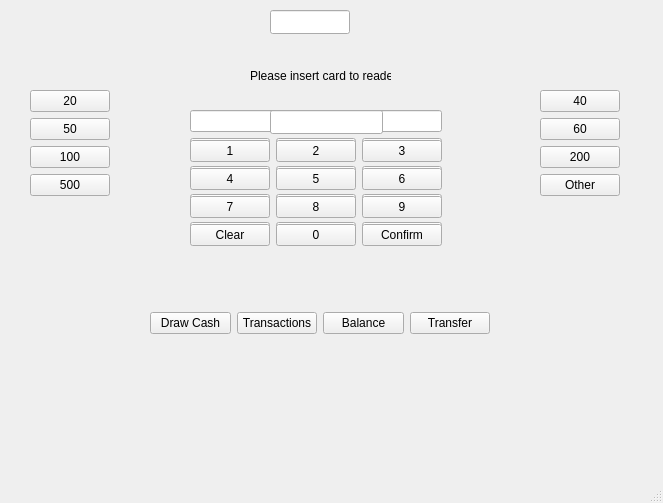
First picture: the form in bankautomat/mainwindow.ui, repository banksimul2022/group11, before the edit.
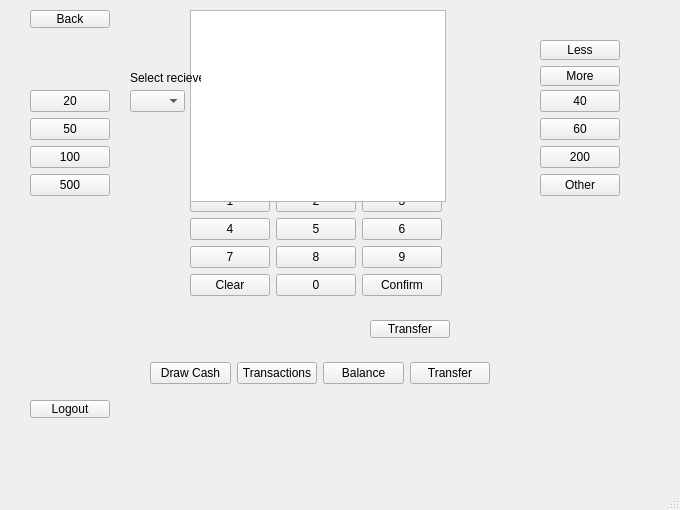
Second picture: the form after the edit.

Patch:
```diff
--- a/bankautomat/mainwindow.ui
+++ b/bankautomat/mainwindow.ui
@@ -6,10 +6,16 @@
    <rect>
     <x>0</x>
     <y>0</y>
-    <width>663</width>
-    <height>503</height>
+    <width>680</width>
+    <height>510</height>
    </rect>
   </property>
+  <property name="minimumSize">
+   <size>
+    <width>680</width>
+    <height>510</height>
+   </size>
+  </property>
   <property name="windowTitle">
    <string>MainWindow</string>
   </property>
@@ -17,9 +23,9 @@
    <widget class="QLabel" name="MessageLabel">
     <property name="geometry">
      <rect>
-      <x>250</x>
+      <x>190</x>
       <y>50</y>
-      <width>141</width>
+      <width>251</width>
       <height>51</height>
      </rect>
     </property>
@@ -27,113 +33,11 @@
      <string>Please insert card to reader</string>
     </property>
    </widget>
-   <widget class="QWidget" name="layoutWidget">
-    <property name="geometry">
-     <rect>
-      <x>190</x>
-      <y>110</y>
-      <width>254</width>
-      <height>161</height>
-     </rect>
-    </property>
-    <layout class="QGridLayout" name="NumberInput">
-     <property name="sizeConstraint">
-      <enum>QLayout::SetFixedSize</enum>
-     </property>
-     <item row="2" column="0">
-      <widget class="QPushButton" name="number4">
-       <property name="text">
-        <string>4</string>
-       </property>
-      </widget>
-     </item>
-     <item row="2" column="2">
-      <widget class="QPushButton" name="number6">
-       <property name="text">
-        <string>6</string>
-       </property>
-      </widget>
-     </item>
-     <item row="1" column="2">
-      <widget class="QPushButton" name="number3">
-       <property name="text">
-        <string>3</string>
-       </property>
-      </widget>
-     </item>
-     <item row="4" column="1">
-      <widget class="QPushButton" name="number0">
-       <property name="text">
-        <string>0</string>
-       </property>
-      </widget>
-     </item>
-     <item row="1" column="0">
-      <widget class="QPushButton" name="number1">
-       <property name="text">
-        <string>1</string>
-       </property>
-      </widget>
-     </item>
-     <item row="3" column="2">
-      <widget class="QPushButton" name="number9">
-       <property name="text">
-        <string>9</string>
-       </property>
-      </widget>
-     </item>
-     <item row="1" column="1">
-      <widget class="QPushButton" name="number2">
-       <property name="text">
-        <string>2</string>
-       </property>
-      </widget>
-     </item>
-     <item row="2" column="1">
-      <widget class="QPushButton" name="number5">
-       <property name="text">
-        <string>5</string>
-       </property>
-      </widget>
-     </item>
-     <item row="3" column="0">
-      <widget class="QPushButton" name="number7">
-       <property name="text">
-        <string>7</string>
-       </property>
-      </widget>
-     </item>
-     <item row="3" column="1">
-      <widget class="QPushButton" name="number8">
-       <property name="text">
-        <string>8</string>
-       </property>
-      </widget>
-     </item>
-     <item row="0" column="0" colspan="3">
-      <widget class="QLineEdit" name="lineEdit"/>
-     </item>
-     <item row="4" column="0">
-      <widget class="QPushButton" name="clearButton">
-       <property name="text">
-        <string>Clear</string>
-       </property>
-      </widget>
-     </item>
-     <item row="4" column="2">
-      <widget class="QPushButton" name="confirmButton">
-       <property name="text">
-        <string>Confirm</string>
-       </property>
-      </widget>
-     </item>
-    </layout>
-   </widget>
    <widget class="QLineEdit" name="DisplaySum">
     <property name="geometry">
      <rect>
-      <x>270</x>
-      <y>110</y>
+      <x>250</x>
+      <y>90</y>
       <width>113</width>
       <height>24</height>
      </rect>
@@ -143,7 +47,7 @@
     <property name="geometry">
      <rect>
       <x>190</x>
-      <y>140</y>
+      <y>190</y>
       <width>254</width>
       <height>161</height>
      </rect>
@@ -153,89 +57,89 @@
       <enum>QLayout::SetFixedSize</enum>
      </property>
      <item row="4" column="1">
-      <widget class="QPushButton" name="number0_2">
+      <widget class="QPushButton" name="number0">
        <property name="text">
         <string>0</string>
        </property>
       </widget>
      </item>
      <item row="2" column="1">
-      <widget class="QPushButton" name="number5_2">
+      <widget class="QPushButton" name="number5">
        <property name="text">
         <string>5</string>
        </property>
       </widget>
      </item>
      <item row="3" column="2">
-      <widget class="QPushButton" name="number9_2">
+      <widget class="QPushButton" name="number9">
        <property name="text">
         <string>9</string>
        </property>
       </widget>
      </item>
      <item row="3" column="1">
-      <widget class="QPushButton" name="number8_2">
+      <widget class="QPushButton" name="number8">
        <property name="text">
         <string>8</string>
        </property>
       </widget>
      </item>
      <item row="4" column="2">
-      <widget class="QPushButton" name="confirmButton_2">
+      <widget class="QPushButton" name="confirmButton">
        <property name="text">
         <string>Confirm</string>
        </property>
       </widget>
      </item>
      <item row="2" column="0">
-      <widget class="QPushButton" name="number4_2">
+      <widget class="QPushButton" name="number4">
        <property name="text">
         <string>4</string>
        </property>
       </widget>
      </item>
      <item row="4" column="0">
-      <widget class="QPushButton" name="clearButton_2">
+      <widget class="QPushButton" name="clearButton">
        <property name="text">
         <string>Clear</string>
        </property>
       </widget>
      </item>
-     <item row="1" column="0">
-      <widget class="QPushButton" name="number1_2">
-       <property name="text">
-        <string>1</string>
-       </property>
-      </widget>
-     </item>
      <item row="3" column="0">
-      <widget class="QPushButton" name="number7_2">
+      <widget class="QPushButton" name="number7">
        <property name="text">
         <string>7</string>
        </property>
       </widget>
      </item>
      <item row="2" column="2">
-      <widget class="QPushButton" name="number6_2">
+      <widget class="QPushButton" name="number6">
        <property name="text">
         <string>6</string>
        </property>
       </widget>
      </item>
      <item row="1" column="1">
-      <widget class="QPushButton" name="number2_2">
+      <widget class="QPushButton" name="number2">
        <property name="text">
         <string>2</string>
        </property>
       </widget>
      </item>
      <item row="1" column="2">
-      <widget class="QPushButton" name="number3_2">
+      <widget class="QPushButton" name="number3">
        <property name="text">
         <string>3</string>
        </property>
       </widget>
      </item>
+     <item row="1" column="0">
+      <widget class="QPushButton" name="number1">
+       <property name="text">
+        <string>1</string>
+       </property>
+      </widget>
+     </item>
     </layout>
    </widget>
    <widget class="QWidget" name="layoutWidget">
@@ -325,7 +229,7 @@
     <property name="geometry">
      <rect>
       <x>150</x>
-      <y>310</y>
+      <y>360</y>
       <width>340</width>
       <height>26</height>
      </rect>
@@ -361,14 +265,102 @@
      </item>
     </layout>
    </widget>
-   <widget class="QLineEdit" name="lineEdit_2">
+   <widget class="QWidget" name="layoutWidget">
     <property name="geometry">
      <rect>
-      <x>270</x>
+      <x>540</x>
+      <y>40</y>
+      <width>86</width>
+      <height>46</height>
+     </rect>
+    </property>
+    <layout class="QFormLayout" name="formLayout">
+     <item row="2" column="0">
+      <widget class="QPushButton" name="transactionMore">
+       <property name="text">
+        <string>More</string>
+       </property>
+      </widget>
+     </item>
+     <item row="1" column="0">
+      <widget class="QPushButton" name="transactionLess">
+       <property name="text">
+        <string>Less</string>
+       </property>
+      </widget>
+     </item>
+    </layout>
+   </widget>
+   <widget class="QPushButton" name="backButton">
+    <property name="geometry">
+     <rect>
+      <x>30</x>
       <y>10</y>
       <width>80</width>
-      <height>24</height>
+      <height>18</height>
      </rect>
+    </property>
+    <property name="text">
+     <string>Back</string>
+    </property>
+   </widget>
+   <widget class="QTableWidget" name="tableWidget">
+    <property name="geometry">
+     <rect>
+      <x>190</x>
+      <y>10</y>
+      <width>256</width>
+      <height>192</height>
+     </rect>
+    </property>
+   </widget>
+   <widget class="QComboBox" name="recieverAddress">
+    <property name="geometry">
+     <rect>
+      <x>130</x>
+      <y>90</y>
+      <width>55</width>
+      <height>22</height>
+     </rect>
+    </property>
+   </widget>
+   <widget class="QLabel" name="recieverLabel">
+    <property name="geometry">
+     <rect>
+      <x>130</x>
+      <y>70</y>
+      <width>71</width>
+      <height>16</height>
+     </rect>
+    </property>
+    <property name="text">
+     <string>Select reciever:</string>
+    </property>
+   </widget>
+   <widget class="QPushButton" name="logoutButton">
+    <property name="geometry">
+     <rect>
+      <x>30</x>
+      <y>400</y>
+      <width>80</width>
+      <height>18</height>
+     </rect>
+    </property>
+    <property name="text">
+     <string>Logout</string>
+    </property>
+   </widget>
+   <widget class="QPushButton" name="transferConfirm">
+    <property name="geometry">
+     <rect>
+      <x>370</x>
+      <y>320</y>
+      <width>80</width>
+      <height>18</height>
+     </rect>
+    </property>
+    <property name="text">
+     <string>Transfer</string>
     </property>
    </widget>
   </widget>
```
Left out of the diff: 18 changed lines with no effect on the pictures.
